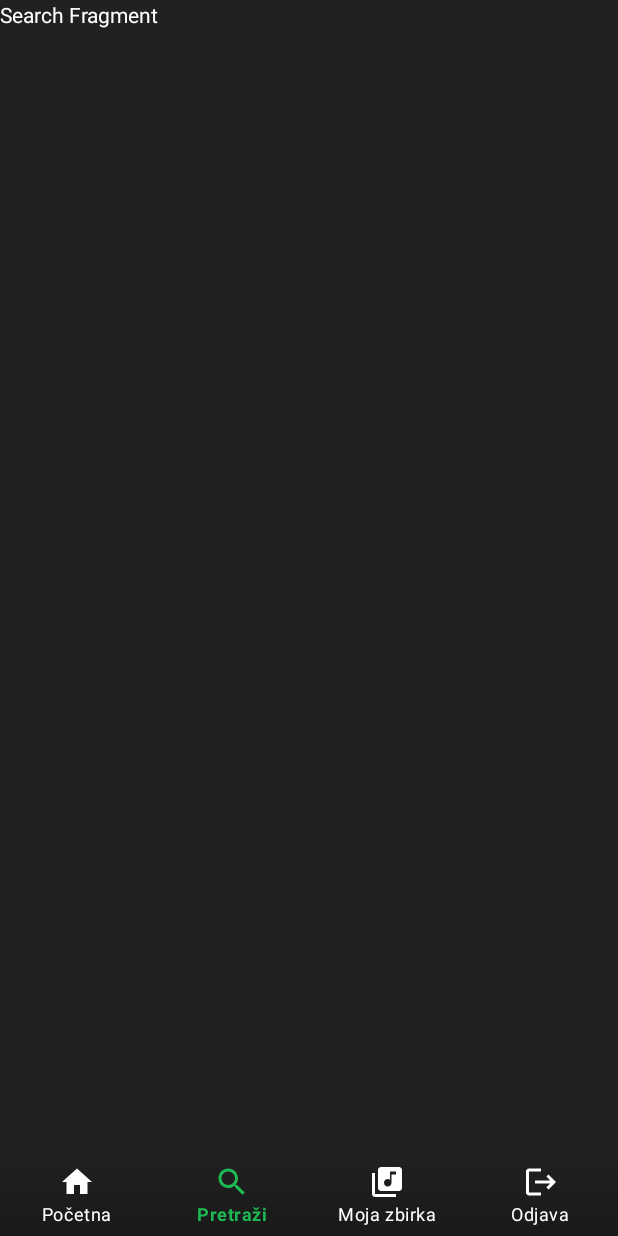
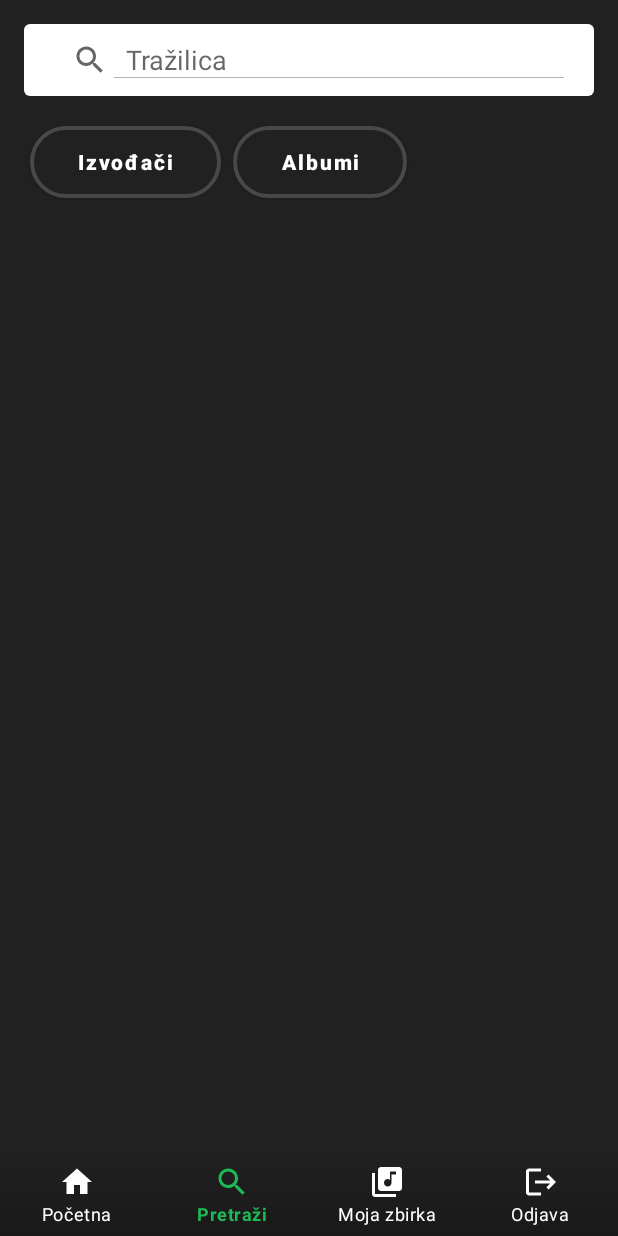
Before and after one commit to andelajakovic/My-Spotify, an Android app: the SearchFragment screen opened through its navigation route, on a phone screen of 412 x 824 dp. Run offline under Robolectric (Android 15) with nearby library versions, the phone set to English and light mode, and no system bars; our stand-ins replace Dagger/Hilt's generated code, navigation-ui; pictures from the network do not load; 1 statement that could not run was skipped.

Commit message:
Search screen

```diff
--- a/app/src/main/java/com/example/myspotify/network/SpotifyApiService.kt
+++ b/app/src/main/java/com/example/myspotify/network/SpotifyApiService.kt
@@ -21,6 +21,11 @@ interface SpotifyApiService {
         @Query("q") query: String
     ): ApiArtistQueryResponse
 
+    @GET("search?type=album")
+    suspend fun searchAlbums(
+        @Header("Authorization") authorizationValue: String,
+        @Query("q") query: String
+    ): ApiAlbumQueryResponse
 
     @GET("browse/new-releases?limit=10")
     suspend fun getNewReleases(
--- a/app/src/main/java/com/example/myspotify/ui/postlogin/home/HomeFragment.kt
+++ b/app/src/main/java/com/example/myspotify/ui/postlogin/home/HomeFragment.kt
@@ -1,6 +1,7 @@
 package com.example.myspotify.ui.postlogin.home
 
 import android.os.Bundle
+import android.util.Log
 import androidx.fragment.app.Fragment
 import android.view.LayoutInflater
 import android.view.View
--- a/app/src/main/java/com/example/myspotify/ui/postlogin/home/HomeViewModel.kt
+++ b/app/src/main/java/com/example/myspotify/ui/postlogin/home/HomeViewModel.kt
@@ -1,5 +1,6 @@
 package com.example.myspotify.ui.postlogin.home
 
+import android.util.Log
 import androidx.lifecycle.LiveData
 import androidx.lifecycle.MutableLiveData
 import androidx.lifecycle.ViewModel
--- a/app/src/main/java/com/example/myspotify/ui/postlogin/search/SearchFragment.kt
+++ b/app/src/main/java/com/example/myspotify/ui/postlogin/search/SearchFragment.kt
@@ -5,16 +5,105 @@ import androidx.fragment.app.Fragment
 import android.view.LayoutInflater
 import android.view.View
 import android.view.ViewGroup
+import android.widget.SearchView
+import androidx.fragment.app.viewModels
 import com.example.myspotify.R
+import com.example.myspotify.databinding.FragmentSearchBinding
+import com.example.myspotify.ui.postlogin.search.adapter.SearchAdapter
+import dagger.hilt.android.AndroidEntryPoint
 
+@AndroidEntryPoint
 class SearchFragment : Fragment() {
+
+    private val viewModel: SearchViewModel by viewModels()
+
+    private var _binding: FragmentSearchBinding? = null
+    private val binding get() = _binding!!
+
+    private lateinit var searchAdapter: SearchAdapter
 
     override fun onCreateView(
         inflater: LayoutInflater, container: ViewGroup?,
         savedInstanceState: Bundle?
     ): View? {
-        // Inflate the layout for this fragment
-        return inflater.inflate(R.layout.fragment_search, container, false)
+        _binding = FragmentSearchBinding.inflate(inflater, container, false)
+
+
+        initAdapters()
+        initRecyclerViews()
+
+        return binding.root
     }
 
+    private fun initAdapters() {
+
+        searchAdapter = SearchAdapter(SearchAdapter.OnClickListener {
+//            viewModel.onSearchArtistSelected(it)
+            resetSearchView()
+        })
+    }
+
+    private fun resetSearchView() {
+        binding.searchView.setQuery("", false)
+        binding.searchView.isIconified = true
+        binding.searchView.clearFocus()
+    }
+
+    private fun initRecyclerViews() {
+        binding.searchRecyclerView.adapter = searchAdapter
+    }
+
+    override fun onViewCreated(view: View, savedInstanceState: Bundle?) {
+        super.onViewCreated(view, savedInstanceState)
+        initListeners()
+        initObservers()
+    }
+
+    private fun initObservers() {
+        viewModel.searchedItems.observe(this.viewLifecycleOwner) {
+            searchAdapter.updateData(it.toMutableList())
+        }
+
+        viewModel.filterArtists.observe(this.viewLifecycleOwner) {
+            if (it) {
+                binding.artistFilterButton.setBackgroundResource(R.drawable.secondary_button_pressed)
+            } else {
+                binding.artistFilterButton.setBackgroundResource(R.drawable.secondary_button_selector)
+            }
+        }
+
+        viewModel.filterAlbums.observe(this.viewLifecycleOwner) {
+            if (it) {
+                binding.albumFilterButton.setBackgroundResource(R.drawable.secondary_button_pressed)
+            } else {
+                binding.albumFilterButton.setBackgroundResource(R.drawable.secondary_button_selector)
+            }
+        }
+    }
+
+    private fun initListeners() {
+        binding.searchView.setOnQueryTextListener(object : SearchView.OnQueryTextListener {
+            override fun onQueryTextSubmit(p0: String?): Boolean {
+                return false
+            }
+
+            override fun onQueryTextChange(newText: String): Boolean {
+                viewModel.search(newText)
+                return true
+            }
+        })
+        binding.artistFilterButton.setOnClickListener {
+            viewModel.toggleArtistFilter(binding.searchView.query)
+        }
+
+        binding.albumFilterButton.setOnClickListener {
+            viewModel.toggleAlbumFilter(binding.searchView.query)
+        }
+    }
+
+
+    override fun onDestroy() {
+        _binding = null
+        super.onDestroy()
+    }
 }
--- /dev/null
+++ b/app/src/main/java/com/example/myspotify/ui/postlogin/search/SearchViewModel.kt
@@ -0,0 +1,113 @@
+package com.example.myspotify.ui.postlogin.search
+
+import androidx.lifecycle.LiveData
+import androidx.lifecycle.MutableLiveData
+import androidx.lifecycle.ViewModel
+import androidx.lifecycle.viewModelScope
+import com.example.myspotify.Config
+import com.example.myspotify.data.model.AccessToken
+import com.example.myspotify.data.model.Artist
+import com.example.myspotify.data.model.SearchItem
+import com.example.myspotify.network.SpotifyApiService
+import com.example.myspotify.ui.state.ArtistState
+import com.example.myspotify.ui.state.ListState
+import dagger.hilt.android.lifecycle.HiltViewModel
+import kotlinx.coroutines.launch
+import javax.inject.Inject
+
+@HiltViewModel
+class SearchViewModel @Inject constructor(
+    private val spotifyApiService: SpotifyApiService
+) : ViewModel() {
+
+    private val _searchedItems = MutableLiveData<List<SearchItem>>()
+    val searchedItems: LiveData<List<SearchItem>> = _searchedItems
+
+//    private val _searchArtistsLoadingState = MutableLiveData<LoadingState>()
+//    val searchArtistsLoadingState: LiveData<LoadingState> = _searchArtistsLoadingState
+
+    private val _filterArtists = MutableLiveData<Boolean>()
+    val filterArtists: LiveData<Boolean> = _filterArtists
+
+    private val _filterAlbums = MutableLiveData<Boolean>()
+    val filterAlbums: LiveData<Boolean> = _filterAlbums
+
+    private val accessToken: AccessToken = AccessToken(value = Config.SPOTIFY_ACCESS_TOKEN)
+
+    init {
+        _filterArtists.value = false
+        _filterAlbums.value = false
+    }
+
+    fun search(query: String) {
+        if (query.isEmpty()) {
+            return
+        }
+        viewModelScope.launch {
+//            _searchArtistsLoadingState.value = LoadingState.LOADING
+            try {
+                if (filterArtists.value == true && filterAlbums.value == false) {
+                    searchArtistsInternal(query)
+                } else if (filterArtists.value == false && filterAlbums.value == true) {
+                    searchAlbumsInternal(query)
+                } else {
+                    searchArtistsAndAlbumsInternal(query)
+                }
+//                _searchArtistsLoadingState.value = LoadingState.DONE
+            } catch (e: Throwable) {
+//                _searchArtistsLoadingState.value = LoadingState.ERROR
+            }
+        }
+    }
+
+    private suspend fun searchArtistsInternal(query: String) {
+        val searchList = mutableListOf<SearchItem>()
+        searchList.addAll(
+            (spotifyApiService.searchArtists("${accessToken.type} ${accessToken.value}", query).artists.items.map {
+                SearchItem(id = it.id, name = it.name, type = it.type, imageUrl = it.images?.firstOrNull()?.url)
+            })
+        )
+
+        _searchedItems.value = searchList
+    }
+
+    private suspend fun searchAlbumsInternal(query: String) {
+        val searchList = mutableListOf<SearchItem>()
+        searchList.addAll(
+            (spotifyApiService.searchAlbums("${accessToken.type} ${accessToken.value}", query).albums.items.map {
+                SearchItem(id = it.id, name = it.name, type = it.type, imageUrl = it.images.firstOrNull()?.url)
+            })
+        )
+
+        _searchedItems.value = searchList
+    }
+
+    private suspend fun searchArtistsAndAlbumsInternal(query: String) {
+        val searchList = mutableListOf<SearchItem>()
+        searchList.addAll(
+            (spotifyApiService.searchArtists("${accessToken.type} ${accessToken.value}", query).artists.items.map {
+                SearchItem(id = it.id, name = it.name, type = it.type, imageUrl = it.images?.firstOrNull()?.url)
+            })
+        )
+
+        searchList.addAll(
+            (spotifyApiService.searchAlbums("${accessToken.type} ${accessToken.value}", query).albums.items.map {
+                SearchItem(id = it.id, name = it.name, type = it.type, imageUrl = it.images.firstOrNull()?.url)
+            })
+        )
+
+        searchList.shuffle()
+        _searchedItems.value = searchList.subList(0, (searchList.size + 1) / 2)
+
+    }
+
+    fun toggleArtistFilter(query: CharSequence) {
+        _filterArtists.value = !(filterArtists.value)!!
+        search(query.toString())
+    }
+
+    fun toggleAlbumFilter(query: CharSequence) {
+        _filterAlbums.value = !(filterAlbums.value)!!
+        search(query.toString())
+    }
+}
--- a/app/src/main/res/layout/fragment_search.xml
+++ b/app/src/main/res/layout/fragment_search.xml
@@ -1,13 +1,61 @@
 <?xml version="1.0" encoding="utf-8"?>
-<FrameLayout xmlns:android="http://schemas.android.com/apk/res/android"
+<LinearLayout xmlns:android="http://schemas.android.com/apk/res/android"
     xmlns:tools="http://schemas.android.com/tools"
     android:layout_width="match_parent"
     android:layout_height="match_parent"
-    tools:context=".ui.postlogin.search.SearchFragment">
+    android:padding="@dimen/constraint_layout_padding"
+    android:orientation="vertical"
+    xmlns:app="http://schemas.android.com/apk/res-auto"
+    tools:context=".ui.postlogin.search.SearchFragment" >
 
-    <TextView
+    <SearchView
+        android:id="@+id/search_view"
+        style="@style/SearchViewStyle"
+        android:queryHint="@string/fragment_choose_artists_search_label"
+        app:layout_constraintEnd_toEndOf="parent"
+        app:layout_constraintStart_toStartOf="parent"
+        app:layout_constraintTop_toTopOf="parent" />
+
+    <LinearLayout
+        android:layout_width="match_parent"
+        android:layout_height="wrap_content"
+        android:layout_marginTop="16dp" >
+
+        <Button
+            android:id="@+id/artist_filter_button"
+            style="@style/SecondaryButtonStyle"
+            android:layout_width="wrap_content"
+            android:layout_height="wrap_content"
+            android:paddingEnd="32dp"
+            android:paddingStart="32dp"
+            android:text="Izvođači"
+            app:layout_constraintStart_toStartOf="parent"
+            app:layout_constraintTop_toBottomOf="@+id/search_view" />
+
+        <Button
+            android:id="@+id/album_filter_button"
+            android:layout_width="wrap_content"
+            android:layout_height="wrap_content"
+            android:text="Albumi"
+            style="@style/SecondaryButtonStyle"
+            android:paddingStart="32dp"
+            android:paddingEnd="32dp"
+            app:layout_constraintStart_toEndOf="@+id/artist_filter_button"
+            app:layout_constraintTop_toBottomOf="@+id/search_view" />
+    </LinearLayout>
+
+
+    <androidx.recyclerview.widget.RecyclerView
+        android:id="@+id/search_recycler_view"
         android:layout_width="match_parent"
         android:layout_height="match_parent"
-        android:text="Search Fragment" />
+        android:layout_marginTop="16dp"
+        android:clipToPadding="false"
+        android:paddingBottom="64dp"
+        app:layoutManager="androidx.recyclerview.widget.LinearLayoutManager"
+        app:layout_constraintBottom_toBottomOf="parent"
+        app:layout_constraintEnd_toEndOf="parent"
+        app:layout_constraintStart_toStartOf="parent"
+        app:layout_constraintTop_toBottomOf="@+id/album_filter_button" />
 
-</FrameLayout>
+</LinearLayout>
```
Also changed, not shown: app/src/main/java/com/example/myspotify/data/model/SearchItem.kt (added, +8 -0 lines), app/src/main/java/com/example/myspotify/data/model/api/ApiAlbumQueryResponse.kt (added, +9 -0 lines), app/src/main/java/com/example/myspotify/ui/postlogin/search/adapter/SearchAdapter.kt (added, +80 -0 lines).
